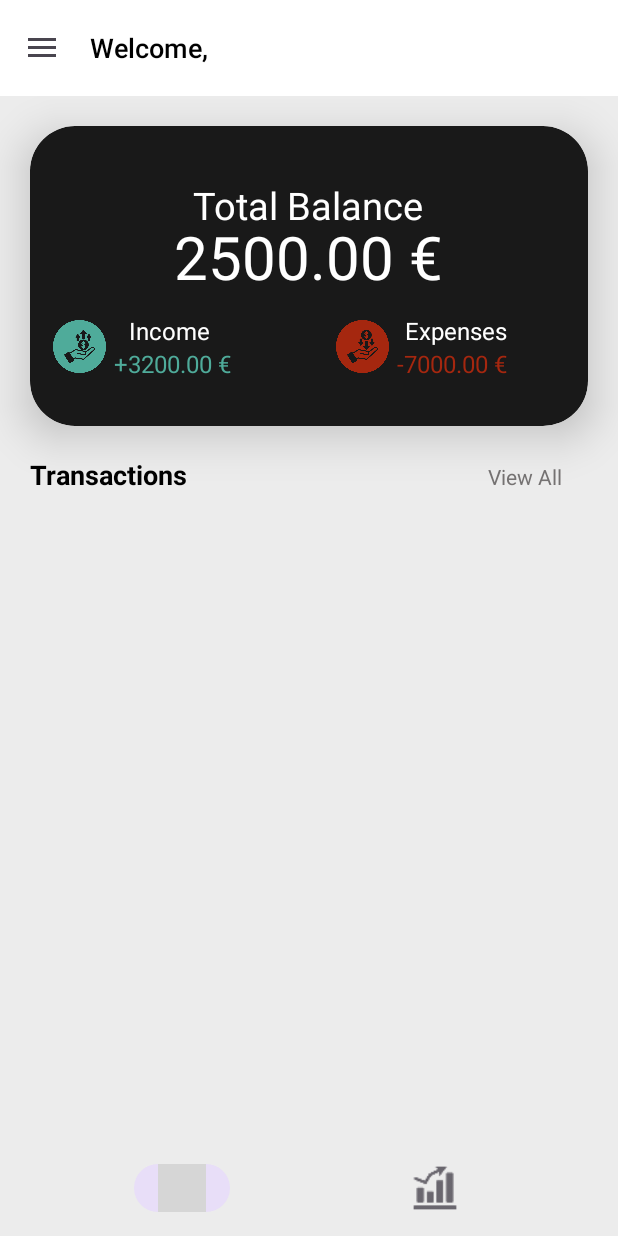
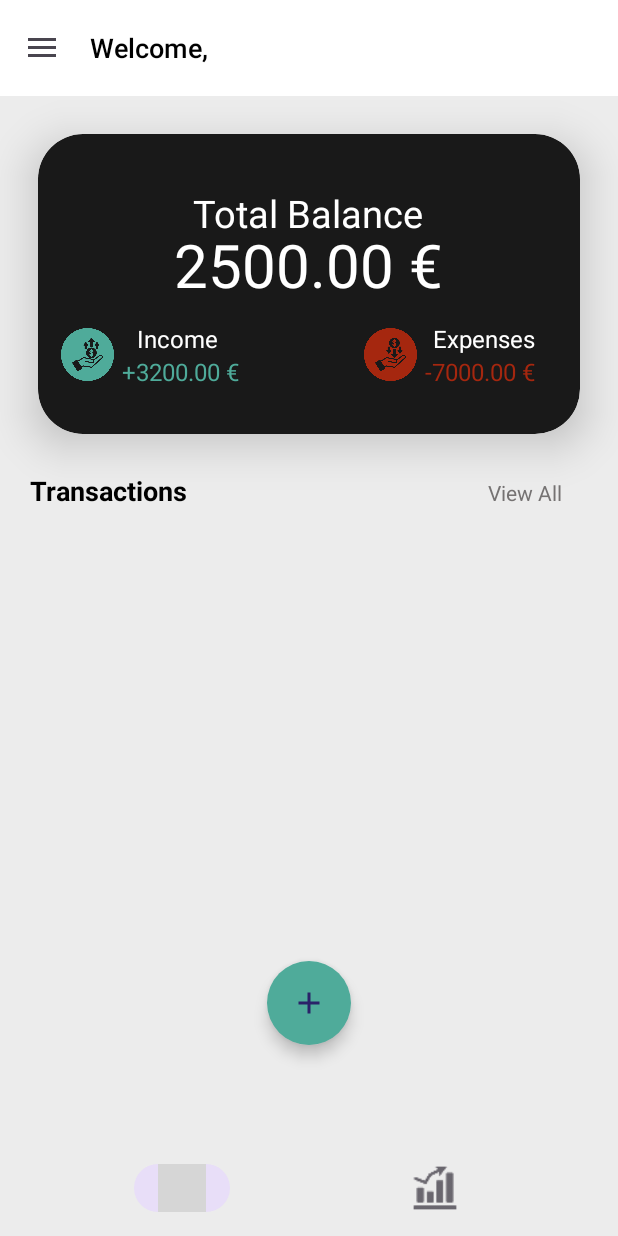
Before and after one commit to thomaswillix/ExpenseManager, an Android app: the screen it shows after launch once a user with an empty profile is signed in (HomeActivity), on a phone screen of 412 x 824 dp. Run offline under Robolectric (Android 15) with nearby library versions, the phone set to English and light mode, and no system bars; our stand-ins replace Firebase (no records; nobody signed in at launch, a user with empty details on screens opened directly); grey boxes are pictures that could not be loaded.

Commit message:
HomeFragment Add button with animation

```diff
--- a/app/src/main/java/com/example/expensemanager/EditProfileActivity.kt
+++ b/app/src/main/java/com/example/expensemanager/EditProfileActivity.kt
@@ -11,11 +11,8 @@ import android.widget.EditText
 import android.widget.ImageView
 import android.widget.TextView
 import android.widget.Toast
-import androidx.activity.result.ActivityResult
-import androidx.activity.result.ActivityResultLauncher
-import androidx.activity.result.contract.ActivityResultContracts
-import com.example.expensemanager.databinding.ActivityMainBinding
-import com.firebase.client.Firebase
+import androidx.core.net.toFile
+import androidx.core.net.toUri
 import com.github.dhaval2404.imagepicker.ImagePicker
 import com.google.firebase.auth.FirebaseAuth
 import com.google.firebase.auth.FirebaseUser
@@ -23,36 +20,33 @@ import com.google.firebase.database.DatabaseReference
 import com.google.firebase.database.FirebaseDatabase
 import com.google.firebase.storage.FirebaseStorage
 import com.google.firebase.storage.StorageReference
-import kotlinx.coroutines.flow.callbackFlow
 
 class EditProfileActivity : AppCompatActivity() {
     // Firebase
     private lateinit var auth: FirebaseAuth
     private lateinit var user: FirebaseUser
-    private lateinit var binding: ActivityMainBinding
     private lateinit var databaseReference: DatabaseReference
     private lateinit var storageReference: StorageReference
+    private lateinit var uri: Uri
 
     // Profile Pic
     private lateinit var profilePic: ImageView
 
     override fun onCreate(savedInstanceState: Bundle?) {
         super.onCreate(savedInstanceState)
-        binding = ActivityMainBinding.inflate(layoutInflater)
         setContentView(R.layout.activity_edit_profile)
         auth = FirebaseAuth.getInstance()
-        val uid = auth.currentUser?.uid
-        databaseReference = FirebaseDatabase.getInstance().getReference("Users")
-
-        getUserData(uid)
+        databaseReference = FirebaseDatabase.getInstance().getReference("users")
+        storageReference = FirebaseStorage.getInstance().getReference().child("Users").child(FirebaseAuth.getInstance().uid.toString())
+        getUserData()
 
     }
     override fun onActivityResult(requestCode: Int, resultCode: Int, data: Intent?) {
         super.onActivityResult(requestCode, resultCode, data)
-        profilePic = findViewById<ImageView>(R.id.imageView2)
+        profilePic = findViewById(R.id.imageView2)
         if (resultCode == Activity.RESULT_OK) {
             //Image Uri will not be null for RESULT_OK
-            val uri: Uri = data?.data!!
+            uri = data?.data!!
             // Use Uri object instead of File to avoid storage permissions
             profilePic.setImageURI(uri)
         } else if (resultCode == ImagePicker.RESULT_ERROR) {
@@ -61,19 +55,19 @@ class EditProfileActivity : AppCompatActivity() {
             Toast.makeText(this, "Task Cancelled", Toast.LENGTH_SHORT).show()
         }
     }
-    fun getUserData(uid: String?){
+    fun getUserData(){
         user = FirebaseAuth.getInstance().currentUser!!
         val mName = findViewById<EditText>(R.id.name_profile)
         val mEmail = findViewById<EditText>(R.id.email_profile)
-        profilePic = findViewById<ImageView>(R.id.imageView2)
-        getProfilePic(profilePic, uid)
+        profilePic = findViewById(R.id.imageView2)
+        getProfilePic(profilePic)
 
         var name = ""
         val email = user.email!!
         if (user.displayName != null) {
             name = user.displayName!!
         } else{
-            name = email?.substring(0, email.indexOf("@")).toString()
+            name = email.substring(0, email.indexOf("@"))
         }
         mName.setText(name, TextView.BufferType.EDITABLE)
         mEmail.setText(email, TextView.BufferType.EDITABLE)
@@ -81,10 +75,7 @@ class EditProfileActivity : AppCompatActivity() {
         // TODO: HACER QUE LA FOTO QUE SE MUESTRE SEA DE LA BASE DE DATOS Y SI NO EXISTE PONER LA DE POR DEFECTO
         val btnConfirm = findViewById<Button>(R.id.confirm_info_btn)
         btnConfirm.setOnClickListener {
-            val progressDialog = ProgressDialog(this)
-            progressDialog.setMessage("Please wait")
-            progressDialog.show()
-            changeDetails(progressDialog, uid, user, name, email, profilePic)
+            changeDetails(user, name, email, profilePic)
         }
         val btnBack = findViewById<Button>(R.id.back_profile_btn)
         btnBack.setOnClickListener {
@@ -95,20 +86,25 @@ class EditProfileActivity : AppCompatActivity() {
         }
 
     }
-    fun getProfilePic(imageView: ImageView, uid: String?){
+    fun getProfilePic(imageView: ImageView){
         // The storage reference to the firebase file
-        storageReference = FirebaseStorage.getInstance().getReference().child("profile_pic").child(uid!!)
         val uri = storageReference.downloadUrl
-        if (uri == null || !uri.isSuccessful){
-            imageView.setImageURI(Uri.parse("android.resource://$packageName${R.drawable.pfp}"))
+
+        /*if (uri != null){
+            imageView.setImageURI(uri.result.toFile().toUri())
         } else{
-            imageView.setImageURI(uri.result)
-        }
+            // imageView.setImageURI(uri.result.toFile().toUri()) DOESNT WORK PROPPERLY
+            */
+        imageView.setImageURI(Uri.parse("android.resource://$packageName${R.drawable.pfp}"))
+        //}
     }
-    fun changeDetails(progressDialog: ProgressDialog, uid: String?, firebaseUser:FirebaseUser,  name: String, email: String, picture: ImageView){
+    fun changeDetails(firebaseUser:FirebaseUser,  name: String, email: String, picture: ImageView){
         val user = User(name, email)
-        if(uid != null){
-            databaseReference.child(uid).setValue(user).addOnCompleteListener{
+        val progressDialog = ProgressDialog(this)
+        progressDialog.setMessage("Please wait")
+        progressDialog.show()
+        if(FirebaseAuth.getInstance().uid.toString() != null){
+            databaseReference.child(FirebaseAuth.getInstance().uid.toString()).setValue(user).addOnCompleteListener{
                 if(it.isSuccessful){
                     uploadProfilePic(progressDialog)
                 } else{
@@ -119,17 +115,13 @@ class EditProfileActivity : AppCompatActivity() {
         }
     }
     fun uploadProfilePic(progressDialog: ProgressDialog){
-        storageReference = FirebaseStorage.getInstance().getReference("Users/" + auth.currentUser?.uid)
-        profilePic = findViewById<ImageView>(R.id.imageView2)
-        val uri = storageReference.downloadUrl
+        profilePic = findViewById(R.id.imageView2)
 
-        // If the initial URI is not null, we
         if (uri == null){
-            profilePic.setImageURI(Uri.parse("android.resource://$packageName${R.drawable.pfp}"))
-        } else{
-            profilePic.setImageURI(uri.result)
+            uri = Uri.parse("android.resource://$packageName${R.drawable.pfp}")
+            profilePic.setImageURI(uri)
         }
-        storageReference.putFile(uri.result).addOnSuccessListener {
+        storageReference.putFile(uri).addOnSuccessListener {
             progressDialog.dismiss()
             Toast.makeText(this, "Profile updated succesfully", Toast.LENGTH_SHORT).show()
         }.addOnFailureListener{
--- a/app/src/main/java/com/example/expensemanager/HomeFragment.kt
+++ b/app/src/main/java/com/example/expensemanager/HomeFragment.kt
@@ -5,55 +5,76 @@ import androidx.fragment.app.Fragment
 import android.view.LayoutInflater
 import android.view.View
 import android.view.ViewGroup
+import android.view.animation.Animation
+import android.view.animation.AnimationUtils
+import android.widget.TextView
+import com.google.android.material.floatingactionbutton.FloatingActionButton
 
-// TODO: Rename parameter arguments, choose names that match
-// the fragment initialization parameters, e.g. ARG_ITEM_NUMBER
-private const val ARG_PARAM1 = "param1"
-private const val ARG_PARAM2 = "param2"
 
-/**
- * A simple [Fragment] subclass.
- * Use the [HomeFragment.newInstance] factory method to
- * create an instance of this fragment.
- */
 class HomeFragment : Fragment() {
-    // TODO: Rename and change types of parameters
-    private var param1: String? = null
-    private var param2: String? = null
 
-    override fun onCreate(savedInstanceState: Bundle?) {
-        super.onCreate(savedInstanceState)
-        arguments?.let {
-            param1 = it.getString(ARG_PARAM1)
-            param2 = it.getString(ARG_PARAM2)
-        }
-    }
+    //Floating button
+    private lateinit var fab_main_btn: FloatingActionButton
+    private lateinit var fab_income_btn: FloatingActionButton
+    private lateinit var fab_expense_btn: FloatingActionButton
+
+    //Floating button textview
+    private lateinit var fab_income_txt: TextView
+    private lateinit var fab_expense_txt: TextView
+
+    //Flag
+    private var isOpen: Boolean = false
+
+    //Animation
+    private lateinit var fadeOpen: Animation
+    private lateinit var fadeClose: Animation
 
     override fun onCreateView(
         inflater: LayoutInflater, container: ViewGroup?,
         savedInstanceState: Bundle?
     ): View? {
-        // Inflate the layout for this fragment
-        return inflater.inflate(R.layout.fragment_home, container, false)
+        val myView : View = inflater.inflate(R.layout.fragment_home, container,false)
+
+        //Connect floating button to layout
+        fab_main_btn = myView.findViewById(R.id.fb_main_plus_btn)
+        fab_income_btn =myView.findViewById(R.id.income_Ft_btn)
+        fab_expense_btn =myView.findViewById(R.id.expense_Ft_btn)
+
+        //Connect floating text to layout
+        fab_income_txt = myView.findViewById(R.id.income_ft_text)
+        fab_expense_txt = myView.findViewById(R.id.expense_ft_text)
+
+        //Animation
+        fadeOpen = AnimationUtils.loadAnimation(activity, R.anim.fade_open)
+        fadeClose = AnimationUtils.loadAnimation(activity, R.anim.fade_close)
+
+        fab_main_btn.setOnClickListener {
+            if (isOpen){
+                fab_income_btn.startAnimation(fadeClose)
+                fab_expense_btn.startAnimation(fadeClose)
+                fab_income_btn.isClickable = false
+                fab_expense_btn.isClickable = false
+
+                fab_income_txt.startAnimation(fadeClose)
+                fab_expense_txt.startAnimation(fadeClose)
+                fab_income_txt.isClickable = false
+                fab_expense_txt.isClickable = false
+                isOpen = false
+            } else{
+                fab_income_btn.startAnimation(fadeOpen)
+                fab_expense_btn.startAnimation(fadeOpen)
+                fab_income_btn.isClickable = true
+                fab_expense_btn.isClickable = true
+
+                fab_income_txt.startAnimation(fadeOpen)
+                fab_expense_txt.startAnimation(fadeOpen)
+                fab_income_txt.isClickable = true
+                fab_expense_txt.isClickable = true
+                isOpen = true
+            }
+        }
+        return  myView
     }
 
-    companion object {
-        /**
-         * Use this factory method to create a new instance of
-         * this fragment using the provided parameters.
-         *
-         * @param param1 Parameter 1.
-         * @param param2 Parameter 2.
-         * @return A new instance of fragment HomeFragment.
-         */
-        // TODO: Rename and change types and number of parameters
-        @JvmStatic
-        fun newInstance(param1: String, param2: String) =
-            HomeFragment().apply {
-                arguments = Bundle().apply {
-                    putString(ARG_PARAM1, param1)
-                    putString(ARG_PARAM2, param2)
-                }
-            }
-    }
+
 }
--- /dev/null
+++ b/app/src/main/res/drawable-anydpi/add.xml
@@ -0,0 +1,11 @@
+<vector xmlns:android="http://schemas.android.com/apk/res/android"
+    android:width="24dp"
+    android:height="24dp"
+    android:viewportWidth="24"
+    android:viewportHeight="24"
+    android:tint="#000000"
+    android:alpha="0.8">
+  <path
+      android:fillColor="@android:color/white"
+      android:pathData="M19,13h-6v6h-2v-6H5v-2h6V5h2v6h6v2z"/>
+</vector>
--- a/app/src/main/res/layout/fragment_home.xml
+++ b/app/src/main/res/layout/fragment_home.xml
@@ -12,7 +12,7 @@
         android:layout_width="match_parent"
         android:layout_height="200dp"
         app:cardCornerRadius="30dp"
-        android:layout_margin="20dp"
+        android:layout_margin="25dp"
         android:backgroundTint="#191919"
         app:cardElevation="18dp">
         <TextView
@@ -33,12 +33,15 @@
             android:text="2500.00 €"
             android:textColor="@color/white"
             android:textSize="40sp" />
-        <LinearLayout
+        <GridLayout
             android:layout_width="match_parent"
             android:layout_height="wrap_content"
-            android:orientation="horizontal"
             android:layout_marginTop="125dp">
-
+            <LinearLayout
+                android:layout_width="wrap_content"
+                android:layout_height="wrap_content"
+                android:layout_gravity="start"
+                android:orientation="horizontal">
                 <ImageView
                     android:layout_width="35dp"
                     android:layout_height="35dp"
@@ -51,7 +54,8 @@
                     android:layout_width="wrap_content"
                     android:layout_height="wrap_content"
                     android:orientation="vertical"
-                android:layout_marginLeft="5dp">
+                    android:layout_marginLeft="5dp"
+                    android:layout_gravity="start">
                     <TextView
                         android:layout_width="wrap_content"
                         android:layout_height="wrap_content"
@@ -69,6 +73,13 @@
                         android:textColor="@color/income"
                         android:textSize="16sp"/>
                 </LinearLayout>
+            </LinearLayout>
+            <LinearLayout
+                android:layout_width="wrap_content"
+                android:layout_height="wrap_content"
+                android:layout_gravity="end"
+                android:orientation="horizontal">
+
                 <ImageView
                     android:layout_width="35dp"
                     android:layout_height="35dp"
@@ -76,30 +87,33 @@
                     android:layout_marginTop="4dp"
                     app:srcCompat="@drawable/money_loss"
                     app:tint="@color/expense"/>
+
                 <LinearLayout
                     android:layout_width="wrap_content"
                     android:layout_height="wrap_content"
-            android:orientation="vertical"
-            android:layout_marginLeft="5dp">
+                    android:layout_marginLeft="5dp"
+                    android:orientation="vertical">
+
                     <TextView
                         android:layout_width="wrap_content"
                         android:layout_height="wrap_content"
                         android:layout_gravity="end"
                         android:layout_marginRight="30dp"
                         android:text="Expenses"
-                android:textSize="16sp"
-                android:textColor="@color/white"/>
+                        android:textColor="@color/white"
+                        android:textSize="16sp" />
                     <TextView
                         android:layout_width="wrap_content"
                         android:layout_height="wrap_content"
                         android:layout_gravity="end"
                         android:layout_marginRight="30dp"
                         android:text="-7000.00 €"
-                android:textSize="16sp"
-                android:textColor="@color/expense"/>
+                        android:textColor="@color/expense"
+                        android:textSize="16sp" />
 
                 </LinearLayout>
             </LinearLayout>
+        </GridLayout>
     </androidx.cardview.widget.CardView>
     <LinearLayout
         android:layout_width="match_parent"
@@ -138,13 +152,87 @@
     <ListView
         android:layout_width="match_parent"
         android:layout_height="wrap_content"
+        android:layout_marginTop="10dp"
+        android:layout_marginBottom="110dp"
         android:orientation="vertical"
-        android:layout_marginTop="10dp"
-        android:layout_marginBottom="50dp"
-        tools:listitem="@layout/list_item"
-        android:padding="25dp">
-    </ListView>
+        android:padding="20dp"
+        tools:listitem="@layout/list_item" />
+    <androidx.coordinatorlayout.widget.CoordinatorLayout
+        android:layout_width="match_parent"
+        android:layout_height="match_parent">
 
+        <LinearLayout
+            android:layout_width="wrap_content"
+            android:layout_height="wrap_content"
+            android:layout_gravity="center"
+            android:layout_marginBottom="60dp">
 
+            <TextView
+                android:id="@+id/expense_ft_text"
+                android:layout_width="wrap_content"
+                android:layout_height="wrap_content"
+                android:layout_gravity="center"
+                android:background="@color/nav_header"
+                android:padding="5dp"
+                android:text="Expense"
+                android:textAppearance="?android:textAppearanceSmall"
+                android:textColor="@color/white"
+                android:visibility="invisible" />
 
+            <com.google.android.material.floatingactionbutton.FloatingActionButton
+                android:id="@+id/expense_Ft_btn"
+                android:layout_width="wrap_content"
+                android:layout_height="wrap_content"
+                android:layout_gravity="center"
+                app:shapeAppearance="@drawable/money_loss"
+                android:backgroundTint="@color/expense"
+                app:fabSize="normal"
+                android:elevation="6dp"
+                android:visibility="invisible"
+                app:pressedTranslationZ="12dp"
+                android:src="@drawable/money_loss"/>
         </LinearLayout>
+        <LinearLayout
+            android:layout_width="wrap_content"
+            android:layout_height="wrap_content"
+            android:layout_gravity="center"
+            android:layout_marginBottom="20dp">
+            <TextView
+                android:layout_width="wrap_content"
+                android:layout_height="wrap_content"
+                android:text="Income"
+                android:id="@+id/income_ft_text"
+                android:textColor="@color/white"
+                android:padding="5dp"
+                android:background="@color/nav_header"
+                android:layout_gravity="center"
+                android:visibility="invisible"
+                android:textAppearance="?android:textAppearanceSmall"/>
+            <com.google.android.material.floatingactionbutton.FloatingActionButton
+                android:layout_width="wrap_content"
+                android:layout_height="wrap_content"
+                app:shapeAppearance="@drawable/money_growth"
+                android:id="@+id/income_Ft_btn"
+                android:layout_gravity="center"
+                android:backgroundTint="@color/income"
+                android:elevation="6dp"
+                app:fabSize="normal"
+                app:pressedTranslationZ="12dp"
+                android:visibility="invisible"
+                android:src="@drawable/money_growth"/>
+        </LinearLayout>
+
+        <com.google.android.material.floatingactionbutton.FloatingActionButton
+            android:layout_width="wrap_content"
+            android:layout_height="wrap_content"
+            android:id="@+id/fb_main_plus_btn"
+            android:layout_gravity="center"
+            app:shapeAppearance="@drawable/add"
+            android:layout_marginBottom="16dp"
+            android:layout_marginTop="90dp"
+            android:backgroundTint="@color/income"
+            android:elevation="6dp"
+            app:fabSize="normal"
+            android:src="@drawable/add"/>
+    </androidx.coordinatorlayout.widget.CoordinatorLayout>
+</LinearLayout>
--- a/build.gradle.kts
+++ b/build.gradle.kts
@@ -1,3 +1,8 @@
+buildscript {
+    dependencies {
+        classpath("com.google.gms:google-services:4.4.2")
+    }
+}
 // Top-level build file where you can add configuration options common to all sub-projects/modules.
 plugins {
     id("com.android.application") version "8.1.1" apply false
```
Also changed, not shown: app/src/main/res/anim/fade_close.xml (added, +18 -0 lines), app/src/main/res/anim/fade_open.xml (added, +19 -0 lines), app/src/main/res/drawable-hdpi/add.png (added), app/src/main/res/drawable-mdpi/add.png (added), app/src/main/res/drawable-xhdpi/add.png (added), app/src/main/res/drawable-xxhdpi/add.png (added). Lines whose indentation alone changed are shown as unchanged.
